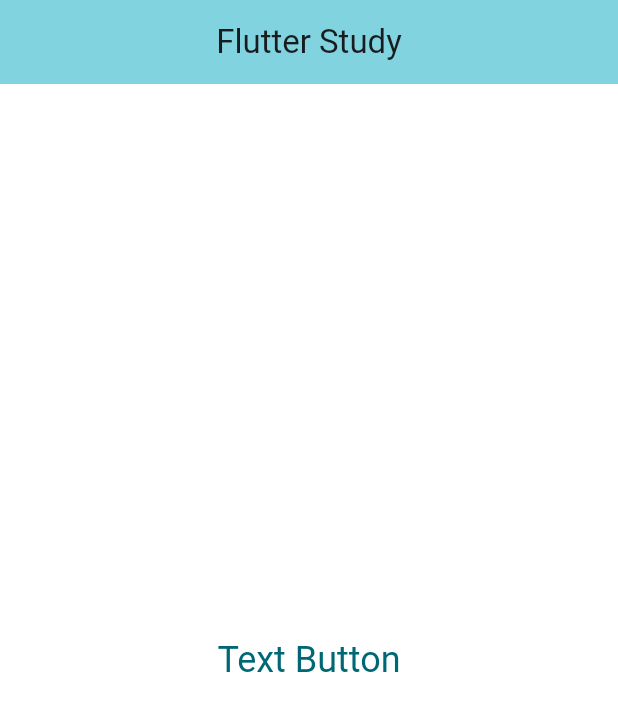
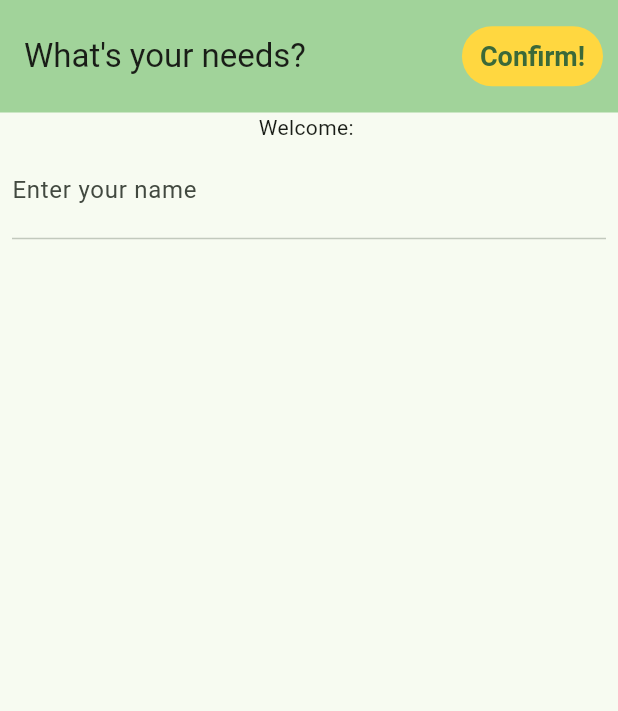
Before and after one commit to PhuvatatDev/study_flutter, a Flutter app: the screen it shows after launch, on a phone screen of 412 x 824 dp. Shown: the top 711 px of the screen. Run offline on Flutter 3.47's test engine with Material 3 defaults, Android fonts, the phone set to English and light mode, and no system bars.

Commit message:
Try Interactive Widget

```diff
--- /dev/null
+++ b/lib/car_collections.dart
@@ -0,0 +1,87 @@
+import 'package:flutter/material.dart';
+
+class CarCollectionsPage extends StatefulWidget {
+  const CarCollectionsPage({super.key, required this.title});
+
+  final String title;
+
+  @override
+  State<CarCollectionsPage> createState() => _CarCollectionsPageState();
+}
+
+class _CarCollectionsPageState extends State<CarCollectionsPage> {
+  String _firstName = ""; // Enlever `final` pour rendre cette variable modifiable
+
+  Padding _interactiveWidget(
+      {required List<Widget> children, bool isRow = false}) {
+    return Padding(
+      padding: const EdgeInsets.all(8),
+      child: Column(
+        children: [
+          isRow
+              ? Row(
+                  mainAxisAlignment: MainAxisAlignment.spaceBetween,
+                  children: children,
+                )
+              : Column(
+                  mainAxisSize: MainAxisSize.max,
+                  mainAxisAlignment: MainAxisAlignment.spaceBetween,
+                  crossAxisAlignment: CrossAxisAlignment.start,
+                  children: children, // Ajout de `children` ici pour afficher le contenu
+                ),
+          const Divider(),
+        ],
+      ),
+    );
+  }
+
+void _upDateFirstName(String newValue) {
+  setState(() {
+    _firstName = newValue;
+  });
+}
+
+  @override
+  Widget build(BuildContext context) {
+    return Scaffold(
+      appBar: AppBar(
+        backgroundColor: Theme.of(context).colorScheme.inversePrimary,
+        title: Text(widget.title),
+        toolbarHeight: 75.0,
+        actions: [
+          Container(
+            margin: const EdgeInsets.all(10),
+            child: TextButton(
+              onPressed: () {},
+              style: const ButtonStyle(
+                textStyle: WidgetStatePropertyAll(
+                  TextStyle(fontSize: 18, fontWeight: FontWeight.w700),
+                ),
+                backgroundColor: WidgetStatePropertyAll(Colors.amberAccent),
+              ),
+              child: const Text("Confirm!"),
+            ),
+          ),
+        ],
+      ),
+      body: SingleChildScrollView(
+        child: Column(
+          children: [
+            Text("Welcome: $_firstName"),
+            _interactiveWidget(
+              children: [
+                TextField(
+                  decoration: const InputDecoration(
+                    border: InputBorder.none,
+                    hintText: "Enter your name",
+                  ),
+                  onSubmitted: _upDateFirstName,
+                ),
+              ],
+            ),
+          ],
+        ),
+      ),
+    );
+  }
+}
--- a/lib/main.dart
+++ b/lib/main.dart
@@ -1,5 +1,5 @@
-import 'package:flutter/foundation.dart';
 import 'package:flutter/material.dart';
+import 'package:study_flutter/car_collections.dart';
 
 void main() {
   runApp(const MyApp());
@@ -14,60 +14,11 @@ class MyApp extends StatelessWidget {
       title: 'Flutter Demo',
       debugShowCheckedModeBanner: false,
       theme: ThemeData(
-        colorScheme: ColorScheme.fromSeed(seedColor: Colors.grey),
+        colorScheme: ColorScheme.fromSeed(seedColor: Colors.green),
         useMaterial3: true,
       ),
-      home: const MyHomePage(title: 'Flutter Study'),
+      darkTheme: ThemeData(useMaterial3: true),
+      home: const CarCollectionsPage(title: "What's your needs?"),
     );
   }
 }
-
-class MyHomePage extends StatefulWidget {
-  const MyHomePage({super.key, required this.title});
-
-  final String title;
-
-  @override
-  State<MyHomePage> createState() => _MyHomePageState();
-}
-
-class _MyHomePageState extends State<MyHomePage> {
-  Color _backgroundColor = Colors.white;
-
-  void _upDateColor() {
-    setState(() {
-      _backgroundColor =
-          (_backgroundColor == Colors.white) ? Colors.black54 : Colors.white;
-    });
-  }
-
-  void _upDateOptionColor() {
-    setState(() {
-      _backgroundColor =
-          (_backgroundColor == Colors.white) ? Colors.blueAccent : Colors.white;
-    });
-  }
-
-  @override
-  Widget build(BuildContext context) {
-    return Scaffold(
-      appBar: AppBar(
-        centerTitle: true,
-        backgroundColor: Theme.of(context).colorScheme.inversePrimary,
-        title: Text(widget.title),
-      ),
-      backgroundColor: _backgroundColor,
-      body: Center(
-        child: TextButton(
-          style: TextButton.styleFrom(
-            textStyle: const TextStyle(fontSize: 24),
-            padding: const EdgeInsets.all(16),
-          ),
-          onPressed: _upDateColor,
-          onLongPress: _upDateOptionColor,
-          child: const Text("Text Button"),
-        ),
-      ),
-    );
-  }
-}
```
Also changed, not shown: pubspec.yaml (+4 -4 lines), asset/images/Alpine.jpg (added), asset/images/Fiat 500.jpg (added), asset/images/Jogger.jpg (added), asset/images/MG.jpg (added), asset/images/P3008.jpg (added), asset/images/R5.jpg (added), asset/images/Van.jpg (added), asset/images/tesla.jpg (added).
